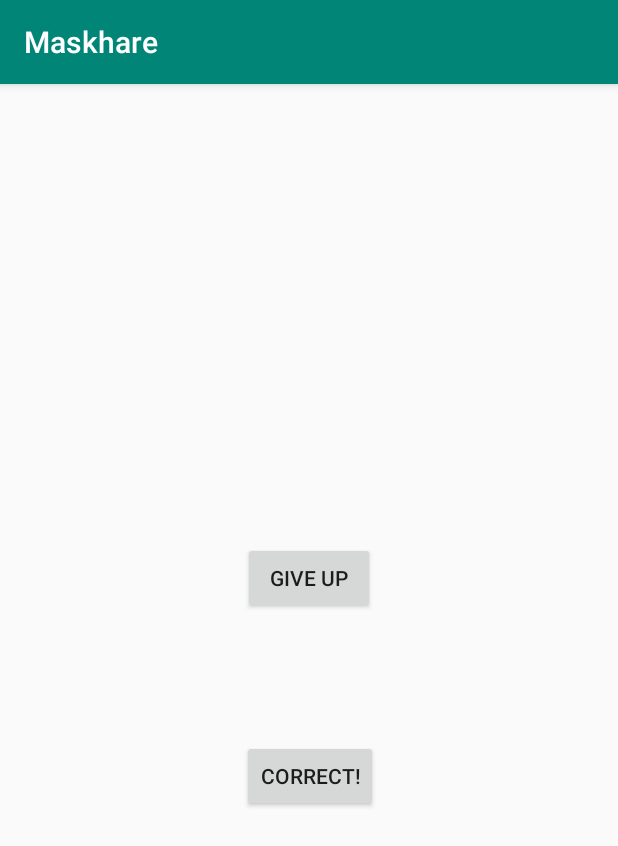
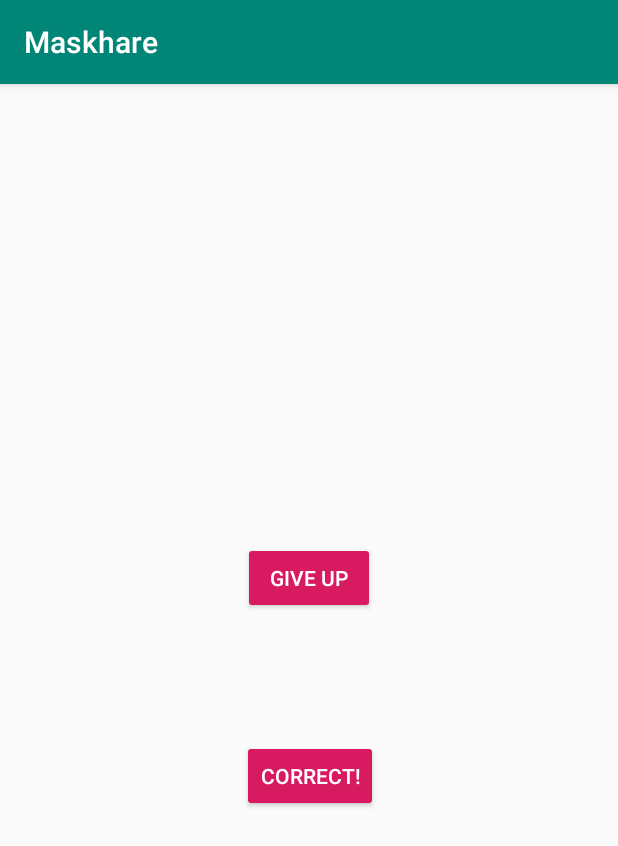
Before and after one commit to paref/Maskhare, an Android app: the WordActivity screen opened directly, with no data from a screen before it, after a tap on "GO!", on a phone screen of 412 x 824 dp. Shown: the top 846 px of the screen. Run offline under Robolectric (Android 15) with nearby library versions, the phone set to English and light mode, and no system bars; libraries missing offline, so code that uses them is left out: com.readystatesoftware.sqliteasset; 8 statements that could not run were skipped.

Commit message:
i think final

```diff
--- a/app/src/main/java/com/example/maskhare/WordActivity.java
+++ b/app/src/main/java/com/example/maskhare/WordActivity.java
@@ -49,7 +49,7 @@ public class WordActivity extends AppCompatActivity {
         Duration = intent.getIntExtra("Duration", 0);
         Count = intent.getIntExtra("Count", 0);
         int score = intent.getIntExtra("Score", 0);
-        if (io == true) {
+        if (io) {
             writeToFile("," + score, this);
         }
         RoundCounter = intent.getIntExtra("RoundCounter", 0);
--- a/app/src/main/res/layout/activity_playing.xml
+++ b/app/src/main/res/layout/activity_playing.xml
@@ -8,6 +8,7 @@
 
     <Button
         android:id="@+id/GiveupBtn"
+        style="@style/Widget.AppCompat.Button.Colored"
         android:layout_width="wrap_content"
         android:layout_height="wrap_content"
         android:layout_marginStart="161dp"
@@ -20,6 +21,7 @@
 
     <Button
         android:id="@+id/CorrectBtn"
+        style="@style/Widget.AppCompat.Button.Colored"
         android:layout_width="wrap_content"
         android:layout_height="wrap_content"
         android:layout_marginStart="161dp"
@@ -32,8 +34,8 @@
 
     <TextView
         android:id="@+id/countdown_text"
-        android:layout_width="156dp"
-        android:layout_height="94dp"
+        android:layout_width="246dp"
+        android:layout_height="181dp"
         android:layout_marginStart="127dp"
         android:layout_marginTop="76dp"
         android:layout_marginEnd="128dp"
```
